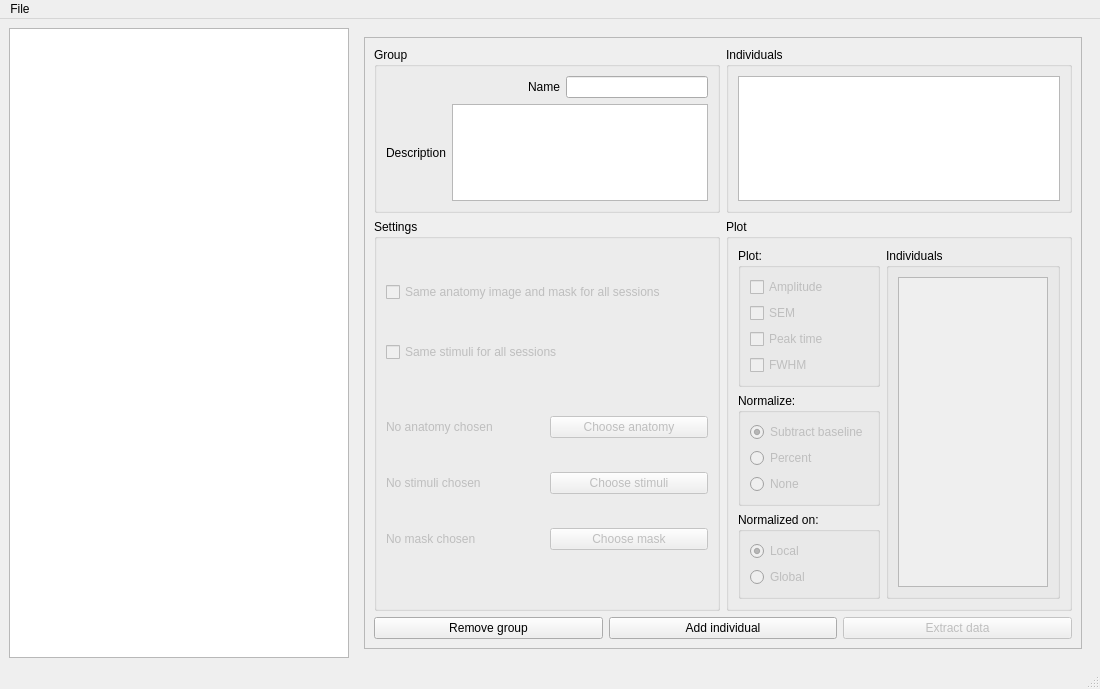
Old version of the form src/ui/mainwindow.ui in the repository pfechd/jabe.
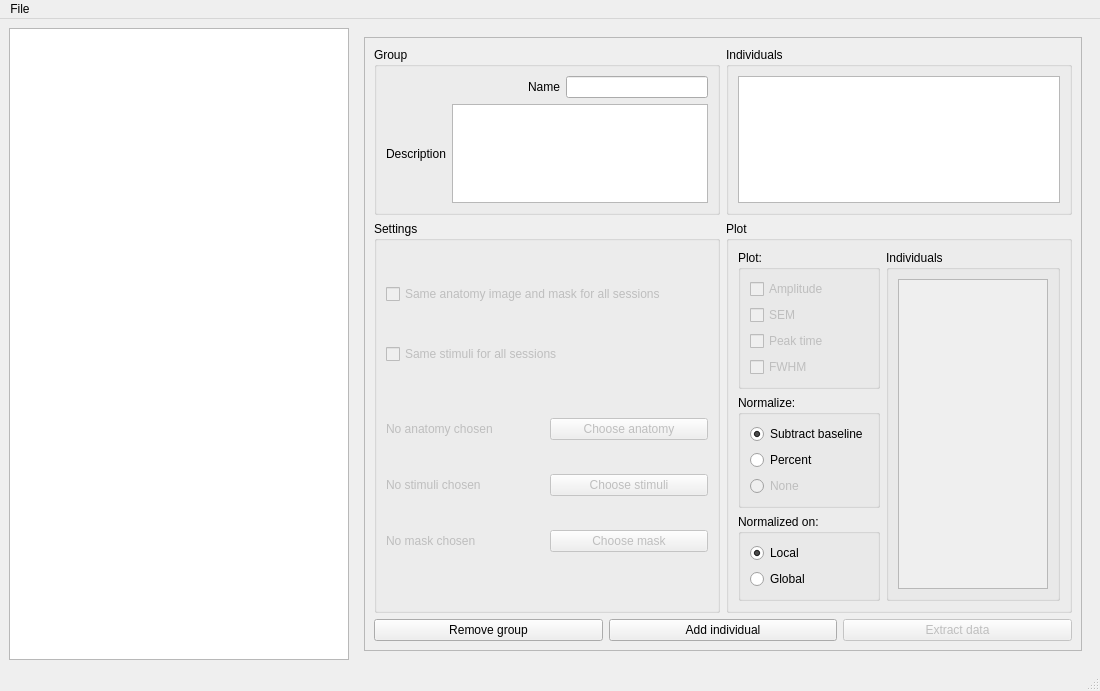
New version of the form. The open tabs and pages were chosen to show the change.

Commit message: Add normalization options on group and individual

```diff
--- a/src/ui/mainwindow.ui
+++ b/src/ui/mainwindow.ui
@@ -7,7 +7,7 @@
     <x>0</x>
     <y>0</y>
     <width>1100</width>
-    <height>689</height>
+    <height>691</height>
    </rect>
   </property>
   <property name="windowTitle">
@@ -400,7 +400,7 @@
                      <item>
                       <widget class="QRadioButton" name="radioButton_8">
                        <property name="enabled">
-                        <bool>false</bool>
+                        <bool>true</bool>
                        </property>
                        <property name="text">
                         <string>Subtract baseline</string>
@@ -413,7 +413,7 @@
                      <item>
                       <widget class="QRadioButton" name="radioButton_9">
                        <property name="enabled">
-                        <bool>false</bool>
+                        <bool>true</bool>
                        </property>
                        <property name="text">
                         <string>Percent</string>
@@ -445,7 +445,7 @@
                      <item>
                       <widget class="QRadioButton" name="radioButton_6">
                        <property name="enabled">
-                        <bool>false</bool>
+                        <bool>true</bool>
                        </property>
                        <property name="text">
                         <string>Local</string>
@@ -458,7 +458,7 @@
                      <item>
                       <widget class="QRadioButton" name="radioButton_7">
                        <property name="enabled">
-                        <bool>false</bool>
+                        <bool>true</bool>
                        </property>
                        <property name="text">
                         <string>Global</string>
@@ -502,7 +502,7 @@
                         <x>0</x>
                         <y>0</y>
                         <width>148</width>
-                        <height>28</height>
+                        <height>318</height>
                        </rect>
                       </property>
                       <layout class="QHBoxLayout" name="horizontalLayout_4">
```
Left out of the diff: 28 changed lines with no effect on the pictures. The commit also changes 1 other file.
